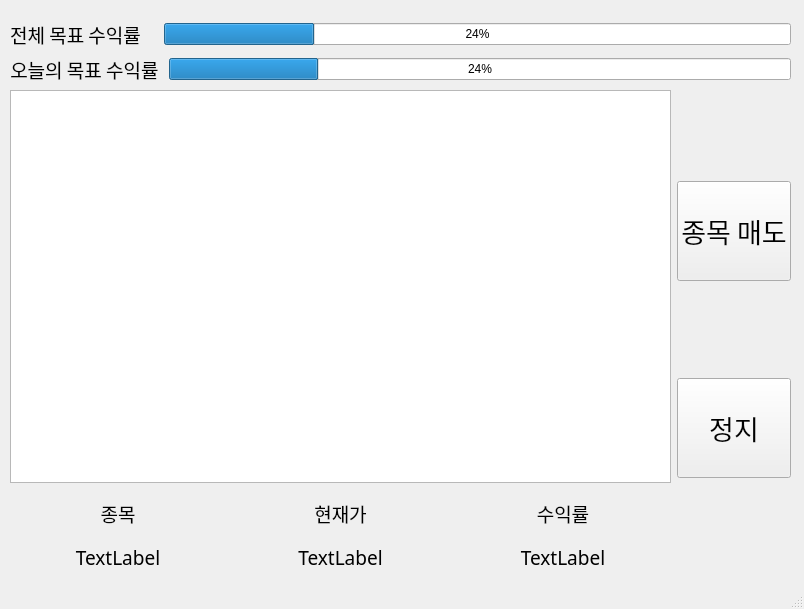
The window that python/src/AutoStock/qtui/index.ui (lani009/Auto-Stock) describes before a commit, drawn with Qt 5.
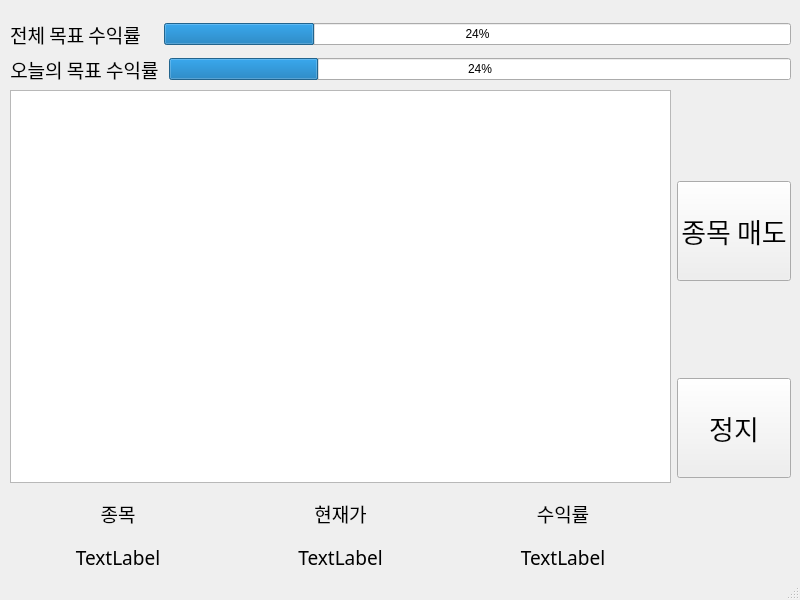
The same window after the commit.

Diff of the .ui file:
```diff
--- a/python/src/AutoStock/qtui/index.ui
+++ b/python/src/AutoStock/qtui/index.ui
@@ -6,8 +6,8 @@
    <rect>
     <x>0</x>
     <y>0</y>
-    <width>804</width>
-    <height>609</height>
+    <width>800</width>
+    <height>600</height>
    </rect>
   </property>
   <property name="windowTitle">
```
Left out of the diff: 17 changed lines with no effect on the pictures.
